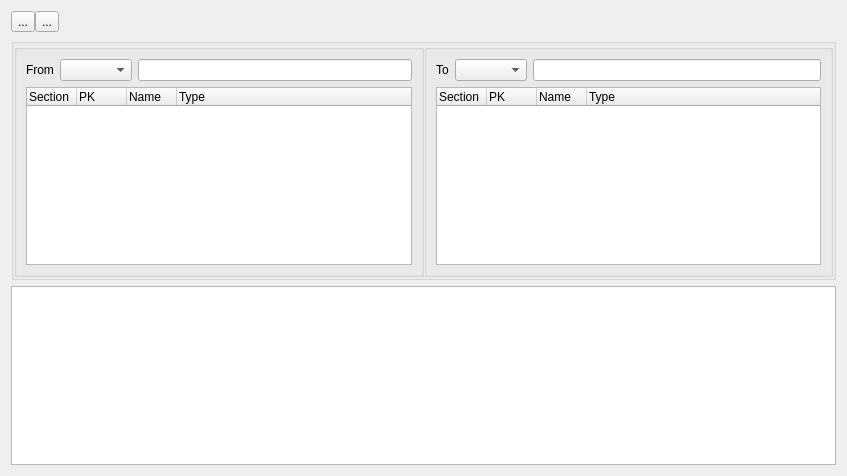
Before: the Qt Designer form TableComparisonForm.ui in fritzone/ddm, drawn with Qt 5.
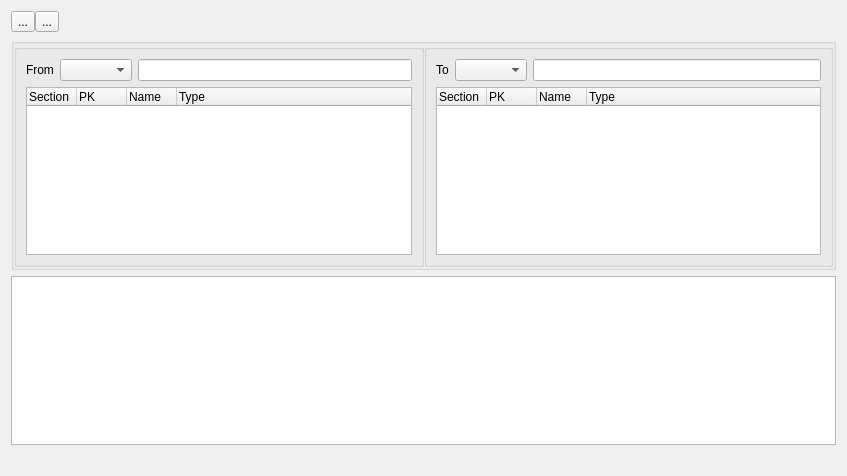
After: the same form once the commit is applied. Icons and pictures are not drawn.

What changed in the file:
```diff
--- a/TableComparisonForm.ui
+++ b/TableComparisonForm.ui
@@ -248,6 +248,13 @@
      </property>
     </widget>
    </item>
+   <item>
+    <widget class="QLabel" name="labelDeploymentStatus">
+     <property name="text">
+      <string/>
+     </property>
+    </widget>
+   </item>
   </layout>
  </widget>
  <resources>
```
Left out of the diff: 22 changed lines with no effect on the pictures.
